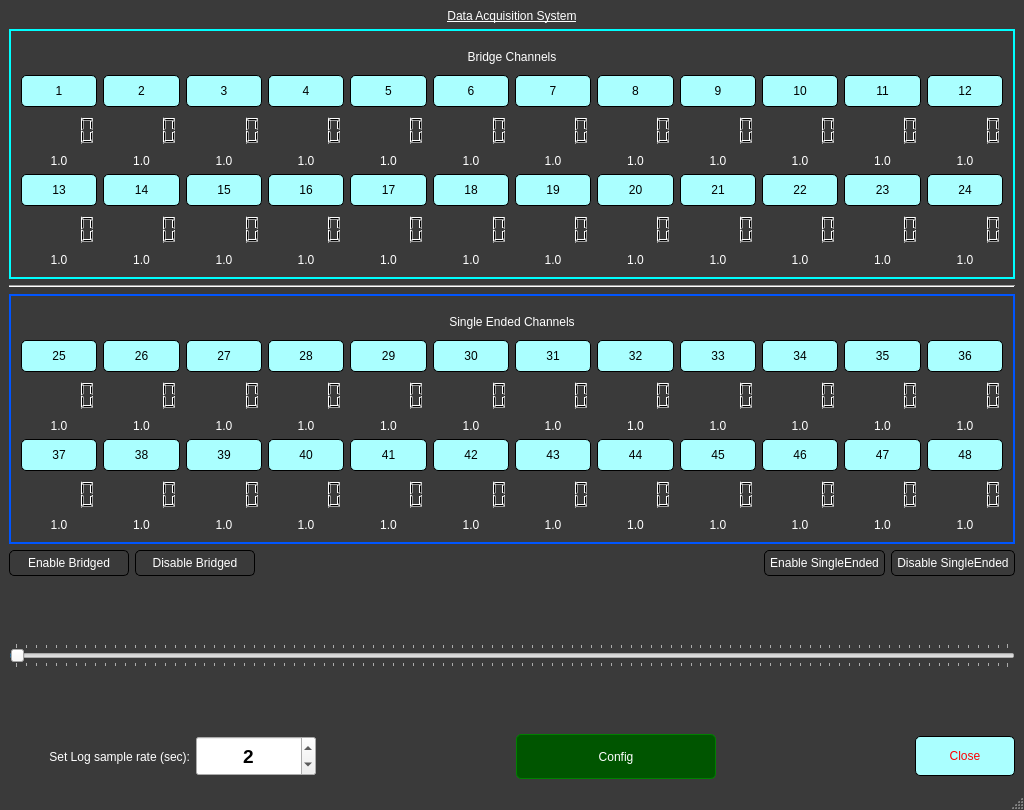
First picture: the form in mainwindow.ui, repository Mubshr07/DAQ, before the edit.
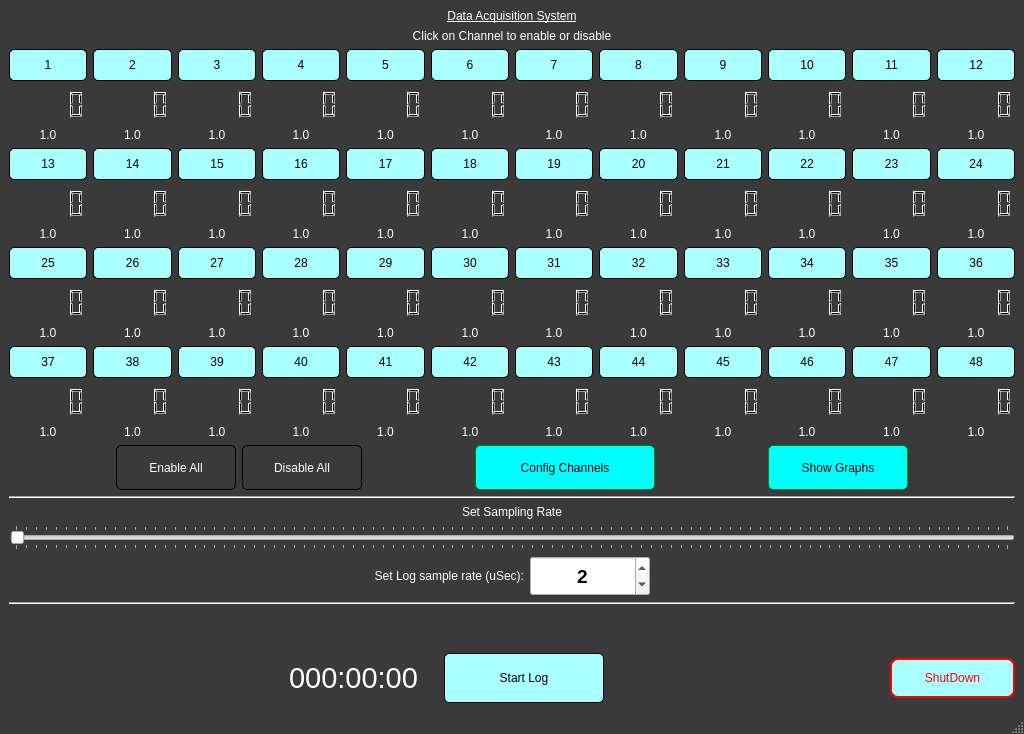
Second picture: the form after the edit.

Commit message: Saving progress of MainWindow GUI style and layout.

Patch:
```diff
--- a/mainwindow.ui
+++ b/mainwindow.ui
@@ -7,7 +7,7 @@
     <x>0</x>
     <y>0</y>
     <width>1024</width>
-    <height>810</height>
+    <height>734</height>
    </rect>
   </property>
   <property name="windowTitle">
@@ -51,7 +51,7 @@
 }</string>
   </property>
   <widget class="QWidget" name="centralwidget">
-   <layout class="QVBoxLayout" name="verticalLayout_51">
+   <layout class="QVBoxLayout" name="verticalLayout_50">
     <item>
      <widget class="QLabel" name="label">
       <property name="styleSheet">
@@ -69,21 +69,11 @@
      </widget>
     </item>
     <item>
-     <widget class="QGroupBox" name="groupBox">
-      <property name="minimumSize">
-       <size>
-        <width>0</width>
-        <height>250</height>
-       </size>
-      </property>
-      <property name="title">
-       <string/>
-      </property>
       <layout class="QVBoxLayout" name="verticalLayout_49">
        <item>
         <widget class="QLabel" name="label_3">
          <property name="text">
-          <string>Bridge Channels</string>
+         <string>Click on Channel to enable or disable</string>
          </property>
          <property name="alignment">
           <set>Qt::AlignCenter</set>
@@ -1220,41 +1210,6 @@
          </item>
         </layout>
        </item>
-      </layout>
-     </widget>
-    </item>
-    <item>
-     <widget class="Line" name="line_2">
-      <property name="orientation">
-       <enum>Qt::Horizontal</enum>
-      </property>
-     </widget>
-    </item>
-    <item>
-     <widget class="QGroupBox" name="groupBox_2">
-      <property name="minimumSize">
-       <size>
-        <width>0</width>
-        <height>250</height>
-       </size>
-      </property>
-      <property name="styleSheet">
-       <string notr="true"/>
-      </property>
-      <property name="title">
-       <string/>
-      </property>
-      <layout class="QVBoxLayout" name="verticalLayout_50">
-       <item>
-        <widget class="QLabel" name="label_4">
-         <property name="text">
-          <string>Single Ended Channels</string>
-         </property>
-         <property name="alignment">
-          <set>Qt::AlignCenter</set>
-         </property>
-        </widget>
-       </item>
        <item>
         <layout class="QHBoxLayout" name="horizontalLayout_3">
          <item>
@@ -2371,12 +2326,30 @@
         </layout>
        </item>
       </layout>
-     </widget>
     </item>
     <item>
      <layout class="QHBoxLayout" name="horizontalLayout_5">
       <item>
-       <widget class="QPushButton" name="pb_EnableAll_Bridge">
+       <spacer name="horizontalSpacer_10">
+        <property name="orientation">
+         <enum>Qt::Horizontal</enum>
+        </property>
+        <property name="sizeHint" stdset="0">
+         <size>
+          <width>40</width>
+          <height>20</height>
+         </size>
+        </property>
+       </spacer>
+      </item>
+      <item>
+       <widget class="QPushButton" name="pb_EnableAll">
+        <property name="sizePolicy">
+         <sizepolicy hsizetype="Minimum" vsizetype="Preferred">
+          <horstretch>0</horstretch>
+          <verstretch>0</verstretch>
+         </sizepolicy>
+        </property>
         <property name="minimumSize">
          <size>
           <width>120</width>
@@ -2384,16 +2357,22 @@
          </size>
         </property>
         <property name="styleSheet">
-         <string notr="true">font: 14pt &quot;Times New Roman&quot;;
+         <string notr="true">font:650  14pt &quot;Times New Roman&quot;;
 background-color:transparent; color:white; padding:5px;</string>
         </property>
         <property name="text">
-         <string>Enable Bridged</string>
+         <string>Enable All</string>
         </property>
        </widget>
       </item>
       <item>
-       <widget class="QPushButton" name="pb_DisableAll_Bridge">
+       <widget class="QPushButton" name="pb_DisableAll">
+        <property name="sizePolicy">
+         <sizepolicy hsizetype="Minimum" vsizetype="Preferred">
+          <horstretch>0</horstretch>
+          <verstretch>0</verstretch>
+         </sizepolicy>
+        </property>
         <property name="minimumSize">
          <size>
           <width>120</width>
@@ -2405,7 +2384,7 @@
 background-color:transparent; color:white; padding:5px;</string>
         </property>
         <property name="text">
-         <string>Disable Bridged</string>
+         <string>Disable All</string>
         </property>
        </widget>
       </item>
@@ -2426,50 +2405,82 @@
        <widget class="QPushButton" name="pb_EnableAll_SingleEnded">
         <property name="minimumSize">
          <size>
-          <width>120</width>
-          <height>0</height>
+          <width>180</width>
+          <height>45</height>
          </size>
         </property>
         <property name="styleSheet">
-         <string notr="true">font: 14pt &quot;Times New Roman&quot;;
-background-color:transparent; color:white; padding:5px;</string>
+         <string notr="true">border-color:green;
+background-color:  rgb(0, 255, 255);
+</string>
         </property>
         <property name="text">
-         <string>Enable SingleEnded</string>
+         <string>Config Channels</string>
         </property>
        </widget>
       </item>
       <item>
-       <widget class="QPushButton" name="pb_DisableAll_singleEnded">
+       <spacer name="horizontalSpacer_9">
+        <property name="orientation">
+         <enum>Qt::Horizontal</enum>
+        </property>
+        <property name="sizeHint" stdset="0">
+         <size>
+          <width>40</width>
+          <height>20</height>
+         </size>
+        </property>
+       </spacer>
+      </item>
+      <item>
+       <widget class="QPushButton" name="pb_ShowGraphWin">
         <property name="minimumSize">
          <size>
-          <width>120</width>
-          <height>0</height>
+          <width>140</width>
+          <height>45</height>
          </size>
         </property>
         <property name="styleSheet">
-         <string notr="true">font: 14pt &quot;Times New Roman&quot;;
-background-color:transparent; color:white; padding:5px;</string>
+         <string notr="true">border-color:green;
+background-color:  rgb(0, 255, 255);
+</string>
         </property>
         <property name="text">
-         <string>Disable SingleEnded</string>
+         <string>Show Graphs</string>
         </property>
        </widget>
       </item>
+      <item>
+       <spacer name="horizontalSpacer_8">
+        <property name="orientation">
+         <enum>Qt::Horizontal</enum>
+        </property>
+        <property name="sizeHint" stdset="0">
+         <size>
+          <width>40</width>
+          <height>20</height>
+         </size>
+        </property>
+       </spacer>
+      </item>
      </layout>
     </item>
     <item>
-     <spacer name="verticalSpacer">
+     <widget class="Line" name="line">
       <property name="orientation">
-       <enum>Qt::Vertical</enum>
+       <enum>Qt::Horizontal</enum>
       </property>
-      <property name="sizeHint" stdset="0">
-       <size>
-        <width>20</width>
-        <height>40</height>
-       </size>
+     </widget>
+    </item>
+    <item>
+     <widget class="QLabel" name="label_4">
+      <property name="text">
+       <string>Set Sampling Rate</string>
       </property>
-     </spacer>
+      <property name="alignment">
+       <set>Qt::AlignCenter</set>
+      </property>
+     </widget>
     </item>
     <item>
      <widget class="QSlider" name="slider_samplingRate">
@@ -2490,29 +2501,13 @@
       </property>
      </widget>
     </item>
-    <item>
-     <spacer name="verticalSpacer_2">
-      <property name="orientation">
-       <enum>Qt::Vertical</enum>
-      </property>
-      <property name="sizeHint" stdset="0">
-       <size>
-        <width>20</width>
-        <height>40</height>
-       </size>
-      </property>
-     </spacer>
-    </item>
     <item>
      <layout class="QHBoxLayout" name="horizontalLayout_7">
       <item>
-       <spacer name="horizontalSpacer_13">
+       <spacer name="horizontalSpacer_12">
         <property name="orientation">
          <enum>Qt::Horizontal</enum>
         </property>
-        <property name="sizeType">
-         <enum>QSizePolicy::Fixed</enum>
-        </property>
         <property name="sizeHint" stdset="0">
          <size>
           <width>40</width>
@@ -2528,7 +2523,7 @@
 color:white;</string>
         </property>
         <property name="text">
-         <string>Set Log sample rate (sec):</string>
+         <string>Set Log sample rate (uSec):</string>
         </property>
         <property name="alignment">
          <set>Qt::AlignRight|Qt::AlignTrailing|Qt::AlignVCenter</set>
@@ -2564,37 +2559,6 @@
         </property>
        </widget>
       </item>
-      <item>
-       <spacer name="horizontalSpacer_12">
-        <property name="orientation">
-         <enum>Qt::Horizontal</enum>
-        </property>
-        <property name="sizeHint" stdset="0">
-         <size>
-          <width>40</width>
-          <height>20</height>
-         </size>
-        </property>
-       </spacer>
-      </item>
-      <item>
-       <widget class="QPushButton" name="pb_SetConfiguration">
-        <property name="minimumSize">
-         <size>
-          <width>200</width>
-          <height>45</height>
-         </size>
-        </property>
-        <property name="styleSheet">
-         <string notr="true">border-color:green;
-background-color: rgb(0, 85, 0);
-color:white;</string>
-        </property>
-        <property name="text">
-         <string>Config</string>
-        </property>
-       </widget>
-      </item>
       <item>
        <spacer name="horizontalSpacer_5">
         <property name="orientation">
@@ -2608,11 +2572,136 @@
         </property>
        </spacer>
       </item>
+     </layout>
+    </item>
+    <item>
+     <widget class="Line" name="line_2">
+      <property name="orientation">
+       <enum>Qt::Horizontal</enum>
+      </property>
+     </widget>
+    </item>
+    <item>
+     <spacer name="verticalSpacer">
+      <property name="orientation">
+       <enum>Qt::Vertical</enum>
+      </property>
+      <property name="sizeHint" stdset="0">
+       <size>
+        <width>20</width>
+        <height>40</height>
+       </size>
+      </property>
+     </spacer>
+    </item>
+    <item>
+     <layout class="QHBoxLayout" name="horizontalLayout_6">
+      <item>
+       <spacer name="horizontalSpacer_2">
+        <property name="orientation">
+         <enum>Qt::Horizontal</enum>
+        </property>
+        <property name="sizeHint" stdset="0">
+         <size>
+          <width>40</width>
+          <height>20</height>
+         </size>
+        </property>
+       </spacer>
+      </item>
+      <item>
+       <widget class="QLabel" name="lbl_Time">
+        <property name="sizePolicy">
+         <sizepolicy hsizetype="Minimum" vsizetype="Preferred">
+          <horstretch>0</horstretch>
+          <verstretch>0</verstretch>
+         </sizepolicy>
+        </property>
+        <property name="font">
+         <font>
+          <family>MS Shell Dlg 2</family>
+          <pointsize>22</pointsize>
+          <weight>62</weight>
+          <italic>false</italic>
+          <bold>true</bold>
+         </font>
+        </property>
+        <property name="styleSheet">
+         <string notr="true">font: 500 22pt &quot;MS Shell Dlg 2&quot;;</string>
+        </property>
+        <property name="text">
+         <string>000:00:00</string>
+        </property>
+        <property name="alignment">
+         <set>Qt::AlignCenter</set>
+        </property>
+        <property name="wordWrap">
+         <bool>true</bool>
+        </property>
+       </widget>
+      </item>
+      <item>
+       <spacer name="horizontalSpacer">
+        <property name="orientation">
+         <enum>Qt::Horizontal</enum>
+        </property>
+        <property name="sizeType">
+         <enum>QSizePolicy::Fixed</enum>
+        </property>
+        <property name="sizeHint" stdset="0">
+         <size>
+          <width>20</width>
+          <height>20</height>
+         </size>
+        </property>
+       </spacer>
+      </item>
+      <item>
+       <widget class="QPushButton" name="pb_StartLog">
+        <property name="sizePolicy">
+         <sizepolicy hsizetype="Minimum" vsizetype="Fixed">
+          <horstretch>0</horstretch>
+          <verstretch>0</verstretch>
+         </sizepolicy>
+        </property>
+        <property name="minimumSize">
+         <size>
+          <width>160</width>
+          <height>50</height>
+         </size>
+        </property>
+        <property name="maximumSize">
+         <size>
+          <width>16777215</width>
+          <height>16777215</height>
+         </size>
+        </property>
+        <property name="toolTip">
+         <string>Logging Start Stop Button</string>
+        </property>
+        <property name="text">
+         <string>Start Log</string>
+        </property>
+       </widget>
+      </item>
+      <item>
+       <spacer name="horizontalSpacer_6">
+        <property name="orientation">
+         <enum>Qt::Horizontal</enum>
+        </property>
+        <property name="sizeHint" stdset="0">
+         <size>
+          <width>40</width>
+          <height>20</height>
+         </size>
+        </property>
+       </spacer>
+      </item>
       <item>
        <widget class="QPushButton" name="pb_CloseApp">
         <property name="minimumSize">
          <size>
-          <width>100</width>
+          <width>125</width>
           <height>40</height>
          </size>
         </property>
@@ -2620,10 +2709,12 @@
          <string>47</string>
         </property>
         <property name="styleSheet">
-         <string notr="true">color:red;</string>
+         <string notr="true">color:red;
+border: 2px solid red;
+border-radius:8px;</string>
         </property>
         <property name="text">
-         <string>Close</string>
+         <string>ShutDown</string>
         </property>
         <property name="checkable">
          <bool>true</bool>
```
Left out of the diff: 4 changed lines with no effect on the pictures. Lines whose indentation alone changed are shown as unchanged. The commit also changes 11 other files.
